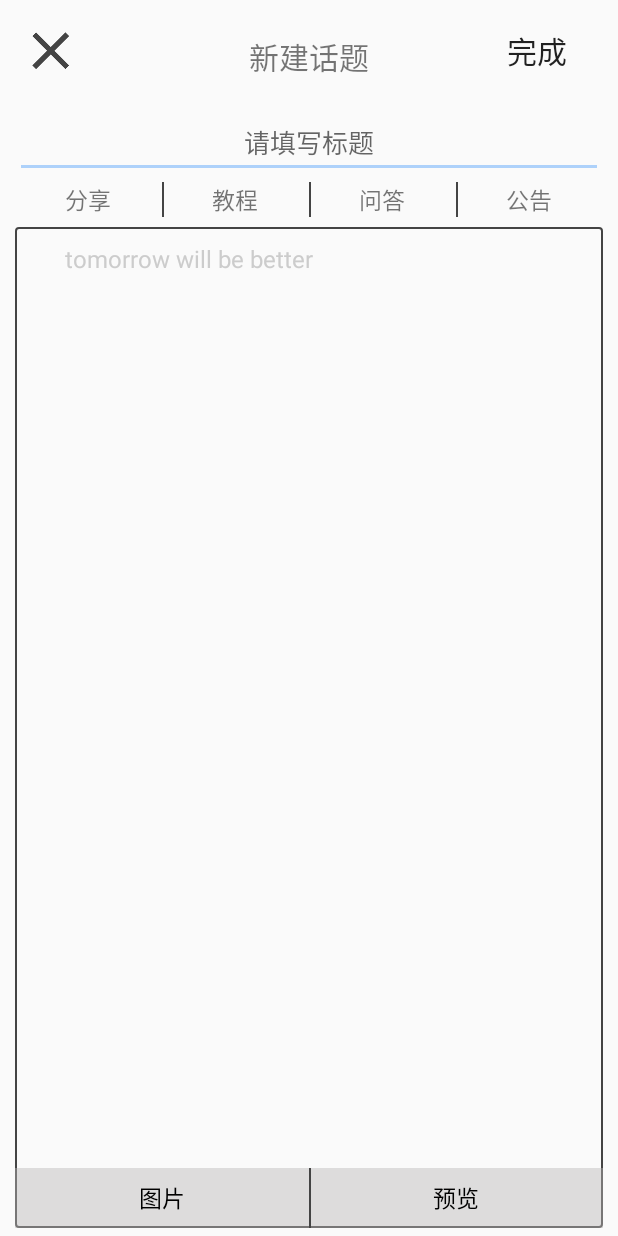
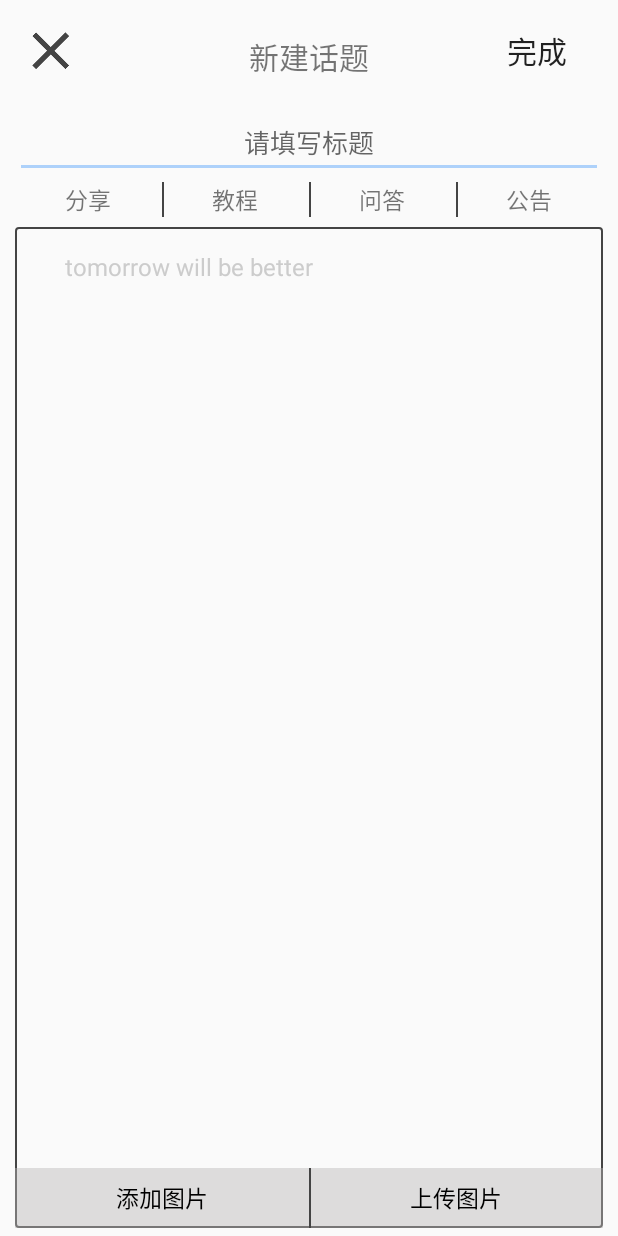
Before and after one commit to Nza6920/Mamer, an Android app: the TopicsNewTopicActivity screen opened directly, with no data from a screen before it, on a phone screen of 412 x 824 dp. Run offline under Robolectric (Android 15) with nearby library versions, the phone set to English and light mode, and no system bars.

Commit message:
发帖可从本地选择照片，可在文字中和文字后插入图片，解决光标位置问题

```diff
--- a/app/src/main/java/com/example/my/mamer/util/CircleImageView.java
+++ b/app/src/main/java/com/example/my/mamer/util/CircleImageView.java
@@ -107,7 +107,7 @@ public class CircleImageView extends android.support.v7.widget.AppCompatImageVie
         float scale=1.0f;
 //        将图片宽度高度的最小者作为图片的边长，用来和view来计算伸缩比列
         int bitmapSize=Math.min(bitmap.getHeight(),bitmap.getWidth());
-//计算缩放比例，view的大小和图片的大小比例
+//         计算缩放比例，view的大小和图片的大小比例
         scale=mWidth*1.0f/bitmapSize;
 //        利用图像变化处理器，设置伸缩比例，长宽以相同比例伸缩
         mMatrix.setScale(scale,scale);
--- a/app/src/main/java/com/example/my/mamer/util/PhotoPopupWindow.java
+++ b/app/src/main/java/com/example/my/mamer/util/PhotoPopupWindow.java
@@ -124,7 +124,7 @@ public class PhotoPopupWindow extends PopupWindow{
         }
     }
 //   为图片创建不同的名称用于保存，避免覆盖
-        public static String createFileName(){
+    public static String createFileName(){
         String fileName=null;
 //        系统当前时间
             Date date=new Date(System.currentTimeMillis());
--- a/app/src/main/res/layout/activity_topics_new_topic.xml
+++ b/app/src/main/res/layout/activity_topics_new_topic.xml
@@ -95,6 +95,7 @@
         android:layout_marginRight="10dp"
         android:layout_marginTop="30dp"
         android:layout_marginBottom="5dp"
+        android:paddingTop="5dp"
         android:layout_below="@+id/new_topic_title"
         android:background="@drawable/register_phone_num_tab"/>
     <LinearLayout
@@ -111,7 +112,7 @@
             android:layout_weight="1"
             android:layout_width="0dp"
             android:layout_height="match_parent"
-            android:text="图片"
+            android:text="添加图片"
             android:textSize="15sp"
             android:textColor="#000"
             android:gravity="center" />
@@ -120,30 +121,13 @@
             android:layout_weight="1"
             android:layout_width="0dp"
             android:layout_height="match_parent"
-            android:text="预览"
+            android:text="上传图片"
             android:textSize="15sp"
             android:textColor="#000"
             android:gravity="center"
             android:background="@drawable/register_phone_num"/>
     </LinearLayout>
 
-    <RelativeLayout
-        android:id="@+id/new_topic_web_view_layout"
-        android:layout_width="match_parent"
-        android:layout_height="match_parent"
-        android:layout_below="@+id/new_topic_classify"
-        android:layout_above="@+id/new_topic_bottom_bar"
-        android:text="111"
-        android:textSize="15sp"
-        android:visibility="gone">
-        <WebView
-            android:id="@+id/new_topic_web_view"
-            android:layout_width="match_parent"
-            android:layout_height="match_parent"
-            android:layout_marginTop="15dp"
-            android:layout_marginLeft="15dp"
-            android:layout_marginRight="15dp"
-            android:orientation="horizontal"/>
-    </RelativeLayout>
+
 
 </RelativeLayout>
```
Also changed, not shown: app/src/main/java/com/example/my/mamer/TopicsNewTopicActivity.java (+83 -36 lines), app/src/main/java/com/example/my/mamer/UserEditorInformationActivity.java (+0 -12 lines), app/src/main/java/com/example/my/mamer/view/RichTextEditor.java (+80 -54 lines), app/src/main/res/layout/rich_edit_imageview.xml (+5 -5 lines), app/src/main/ic_image_loss-web.png (added), app/src/main/res/mipmap-hdpi/ic_image_loss.png (added), app/src/main/res/mipmap-mdpi/ic_image_loss.png (added), app/src/main/res/mipmap-xhdpi/ic_image_loss.png (added), app/src/main/res/mipmap-xxhdpi/ic_image_loss.png (added), app/src/main/res/mipmap-xxxhdpi/ic_image_loss.png (added).
